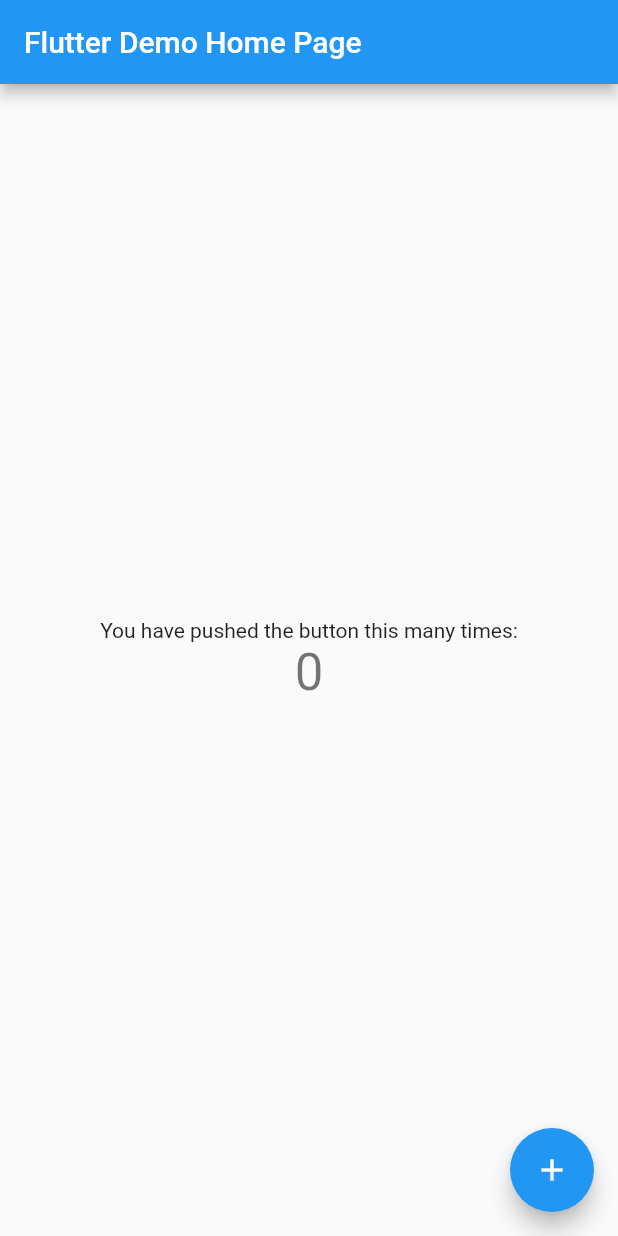
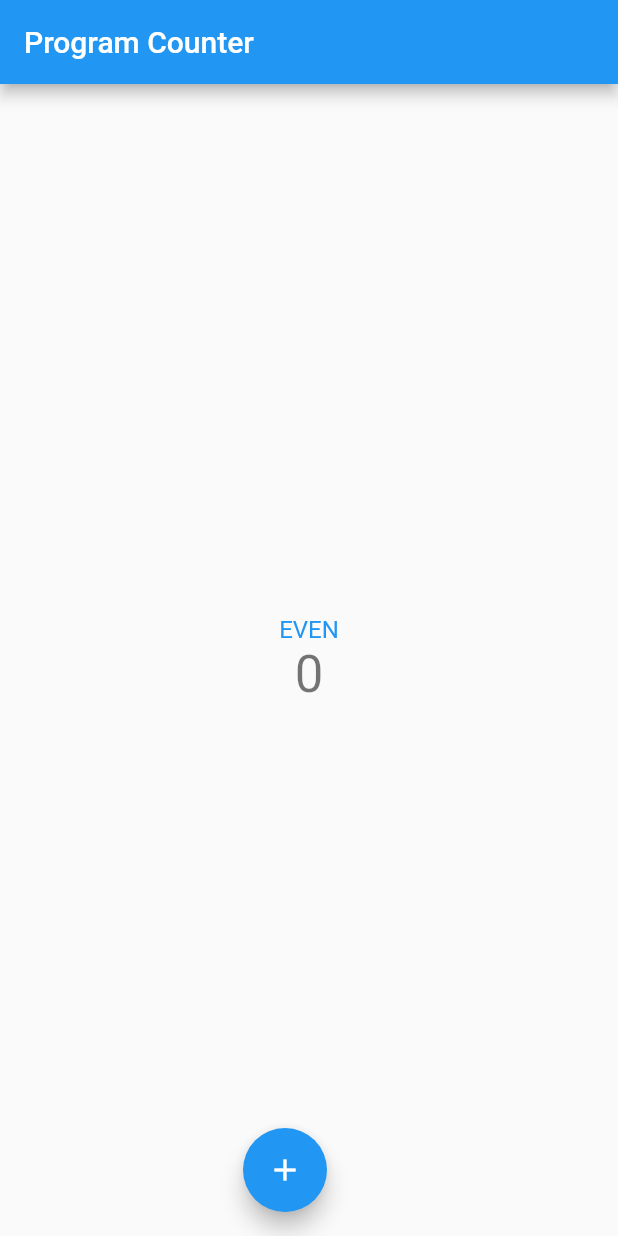
Before and after one commit to shamirrra/pbp-flutter-assignment, a Flutter app: the screen it shows after launch, on a phone screen of 412 x 824 dp. Run offline on Flutter 3.47's test engine with Material 2 defaults, Android fonts, the phone set to English and light mode, and no system bars.

Commit message:
assignment 7: done

```diff
--- a/counter_7/lib/main.dart
+++ b/counter_7/lib/main.dart
@@ -61,6 +61,19 @@ class _MyHomePageState extends State<MyHomePage> {
     });
   }
 
+  void _decrementCounter() {
+    setState(() {
+      // This call to setState tells the Flutter framework that something has
+      // changed in this State, which causes it to rerun the build method below
+      // so that the display can reflect the updated values. If we changed
+      // _counter without calling setState(), then the build method would not be
+      // called again, and so nothing would appear to happen.
+      if (_counter != 0) {
+        _counter--;
+      }
+    });
+  }
+
   @override
   Widget build(BuildContext context) {
     // This method is rerun every time setState is called, for instance as done
@@ -73,7 +86,7 @@ class _MyHomePageState extends State<MyHomePage> {
         appBar: AppBar(
           // Here we take the value from the MyHomePage object that was created by
           // the App.build method, and use it to set our appbar title.
-        title: Text(widget.title),
+          title: const Text('Program Counter'),
         ),
         body: Center(
           // Center is a layout widget. It takes a single child and positions it
@@ -95,9 +108,11 @@ class _MyHomePageState extends State<MyHomePage> {
             // horizontal).
             mainAxisAlignment: MainAxisAlignment.center,
             children: <Widget>[
-            const Text(
-              'You have pushed the button this many times:',
-            ),
+              Text(_counter % 2 == 0 ? 'EVEN' : 'ODD',
+                  style: TextStyle(
+                    fontSize: 16,
+                    color: _counter % 2 == 0 ? Colors.blue : Colors.red,
+                  )),
               Text(
                 '$_counter',
                 style: Theme.of(context).textTheme.headline4,
@@ -105,11 +120,21 @@ class _MyHomePageState extends State<MyHomePage> {
             ],
           ),
         ),
-      floatingActionButton: FloatingActionButton(
+        floatingActionButton: Row(
+          mainAxisAlignment: MainAxisAlignment.spaceEvenly,
+          children: [
+            if (_counter > 0)
+              FloatingActionButton(
+                onPressed: _decrementCounter,
+                tooltip: 'Decrement',
+                child: const Icon(Icons.remove),
+              ),
+            FloatingActionButton(
               onPressed: _incrementCounter,
               tooltip: 'Increment',
               child: const Icon(Icons.add),
-      ), // This trailing comma makes auto-formatting nicer for build methods.
-    );
+            ),
+          ],
+        ));
   }
 }
```
Also changed, not shown: 1 other file. Lines whose indentation alone changed are shown as unchanged.
